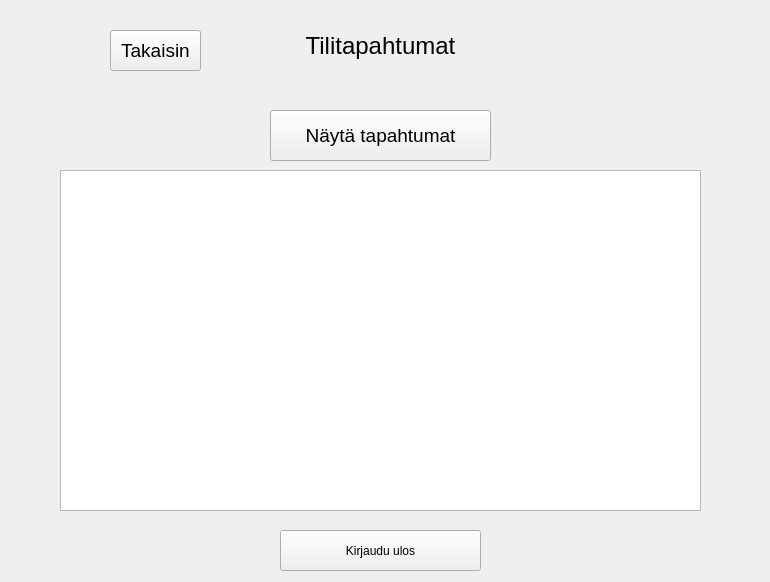
Before: the Qt Designer form bank_automat/action.ui in tvt20kmo-ohjelmistokehitysprojekti/Group11, drawn with Qt 5.
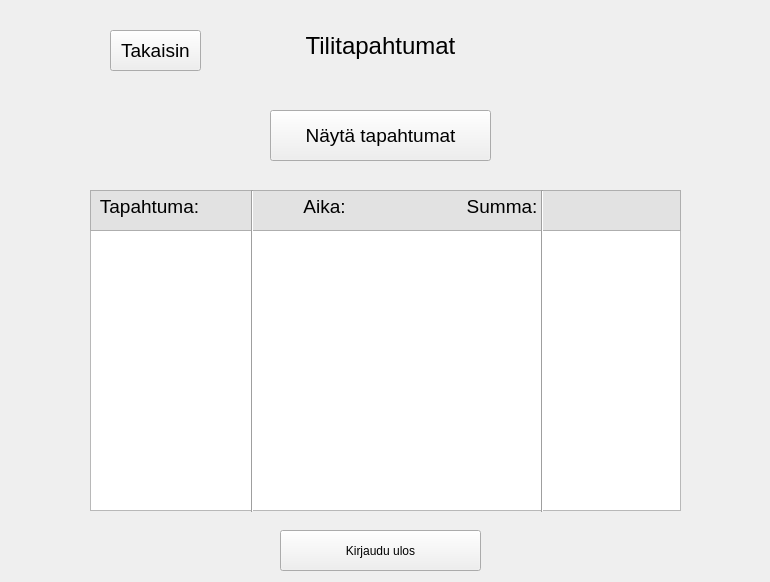
After: the same form once the commit is applied.

```diff
--- a/bank_automat/action.ui
+++ b/bank_automat/action.ui
@@ -37,12 +37,27 @@
   <widget class="QTextEdit" name="textEditAction">
    <property name="geometry">
     <rect>
-     <x>60</x>
-     <y>170</y>
-     <width>641</width>
-     <height>341</height>
+     <x>90</x>
+     <y>230</y>
+     <width>591</width>
+     <height>281</height>
     </rect>
    </property>
+   <property name="font">
+    <font>
+     <pointsize>12</pointsize>
+    </font>
+   </property>
+   <property name="mouseTracking">
+    <bool>true</bool>
+   </property>
+   <property name="html">
+    <string>&lt;!DOCTYPE HTML PUBLIC &quot;-//W3C//DTD HTML 4.0//EN&quot; &quot;http://www.w3.org/TR/REC-html40/strict.dtd&quot;&gt;
+&lt;html&gt;&lt;head&gt;&lt;meta name=&quot;qrichtext&quot; content=&quot;1&quot; /&gt;&lt;style type=&quot;text/css&quot;&gt;
+p, li { white-space: pre-wrap; }
+&lt;/style&gt;&lt;/head&gt;&lt;body style=&quot; font-family:'MS Shell Dlg 2'; font-size:12pt; font-weight:400; font-style:normal;&quot;&gt;
+&lt;p style=&quot;-qt-paragraph-type:empty; margin-top:0px; margin-bottom:0px; margin-left:0px; margin-right:0px; -qt-block-indent:0; text-indent:0px;&quot;&gt;&lt;br /&gt;&lt;/p&gt;&lt;/body&gt;&lt;/html&gt;</string>
+   </property>
   </widget>
   <widget class="QPushButton" name="btnClose">
    <property name="geometry">
@@ -97,6 +112,57 @@
     <string>Näytä tapahtumat</string>
    </property>
   </widget>
+  <widget class="QTextEdit" name="textEditTitles">
+   <property name="geometry">
+    <rect>
+     <x>90</x>
+     <y>190</y>
+     <width>591</width>
+     <height>41</height>
+    </rect>
+   </property>
+   <property name="font">
+    <font>
+     <pointsize>14</pointsize>
+    </font>
+   </property>
+   <property name="styleSheet">
+    <string notr="true">background-color: rgb(226, 226, 226);</string>
+   </property>
+   <property name="html">
+    <string>&lt;!DOCTYPE HTML PUBLIC &quot;-//W3C//DTD HTML 4.0//EN&quot; &quot;http://www.w3.org/TR/REC-html40/strict.dtd&quot;&gt;
+&lt;html&gt;&lt;head&gt;&lt;meta name=&quot;qrichtext&quot; content=&quot;1&quot; /&gt;&lt;style type=&quot;text/css&quot;&gt;
+p, li { white-space: pre-wrap; }
+&lt;/style&gt;&lt;/head&gt;&lt;body style=&quot; font-family:'MS Shell Dlg 2'; font-size:14pt; font-weight:400; font-style:normal;&quot;&gt;
+&lt;p style=&quot; margin-top:0px; margin-bottom:0px; margin-left:0px; margin-right:0px; -qt-block-indent:0; text-indent:0px;&quot;&gt; Tapahtuma:                    Aika:                       Summa:&lt;/p&gt;&lt;/body&gt;&lt;/html&gt;</string>
+   </property>
+  </widget>
+  <widget class="Line" name="line">
+   <property name="geometry">
+    <rect>
+     <x>250</x>
+     <y>190</y>
+     <width>4</width>
+     <height>322</height>
+    </rect>
+   </property>
+   <property name="orientation">
+    <enum>Qt::Vertical</enum>
+   </property>
+  </widget>
+  <widget class="Line" name="line_2">
+   <property name="geometry">
+    <rect>
+     <x>540</x>
+     <y>190</y>
+     <width>4</width>
+     <height>322</height>
+    </rect>
+   </property>
+   <property name="orientation">
+    <enum>Qt::Vertical</enum>
+   </property>
+  </widget>
  </widget>
  <resources/>
  <connections/>
```
